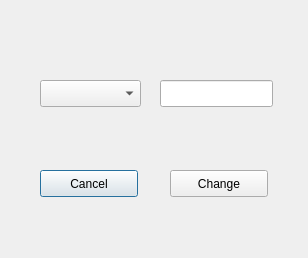
Old version of the form src/the_teleop/changueCommand.ui in the repository NuenoB/TheTeleop.
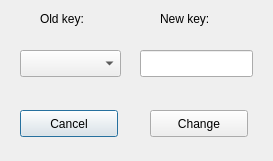
New version of the form.

Patch:
```diff
--- a/src/the_teleop/changueCommand.ui
+++ b/src/the_teleop/changueCommand.ui
@@ -6,8 +6,8 @@
    <rect>
     <x>0</x>
     <y>0</y>
-    <width>308</width>
-    <height>258</height>
+    <width>273</width>
+    <height>161</height>
    </rect>
   </property>
   <property name="windowTitle">
@@ -16,8 +16,8 @@
   <widget class="QPushButton" name="cancel_command">
    <property name="geometry">
     <rect>
-     <x>40</x>
-     <y>170</y>
+     <x>20</x>
+     <y>110</y>
      <width>98</width>
      <height>27</height>
     </rect>
@@ -29,8 +29,8 @@
   <widget class="QPushButton" name="change_command">
    <property name="geometry">
     <rect>
-     <x>170</x>
-     <y>170</y>
+     <x>150</x>
+     <y>110</y>
      <width>98</width>
      <height>27</height>
     </rect>
@@ -42,8 +42,8 @@
   <widget class="QComboBox" name="currents_commands">
    <property name="geometry">
     <rect>
-     <x>40</x>
-     <y>80</y>
+     <x>20</x>
+     <y>50</y>
      <width>101</width>
      <height>27</height>
     </rect>
@@ -52,13 +52,39 @@
   <widget class="QLineEdit" name="new_command">
    <property name="geometry">
     <rect>
-     <x>160</x>
-     <y>80</y>
+     <x>140</x>
+     <y>50</y>
      <width>113</width>
      <height>27</height>
     </rect>
    </property>
   </widget>
+  <widget class="QLabel" name="label">
+   <property name="geometry">
+    <rect>
+     <x>40</x>
+     <y>10</y>
+     <width>66</width>
+     <height>17</height>
+    </rect>
+   </property>
+   <property name="text">
+    <string>Old key:</string>
+   </property>
+  </widget>
+  <widget class="QLabel" name="label_2">
+   <property name="geometry">
+    <rect>
+     <x>160</x>
+     <y>10</y>
+     <width>66</width>
+     <height>17</height>
+    </rect>
+   </property>
+   <property name="text">
+    <string>New key:</string>
+   </property>
+  </widget>
  </widget>
  <resources/>
  <connections/>
```
